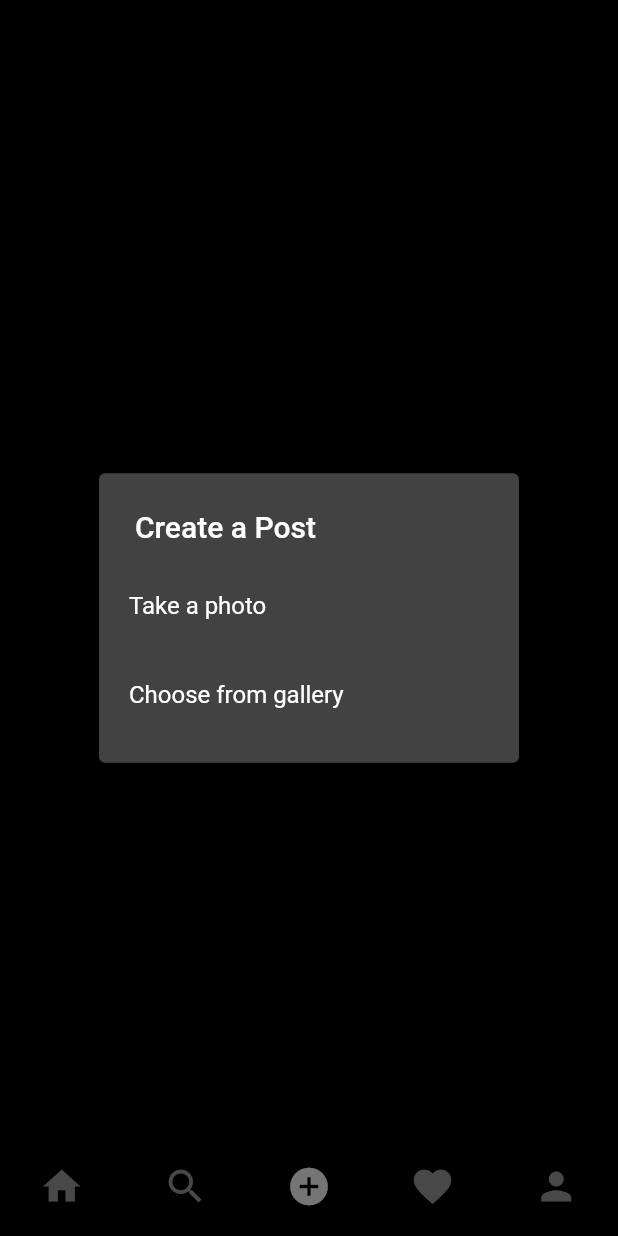
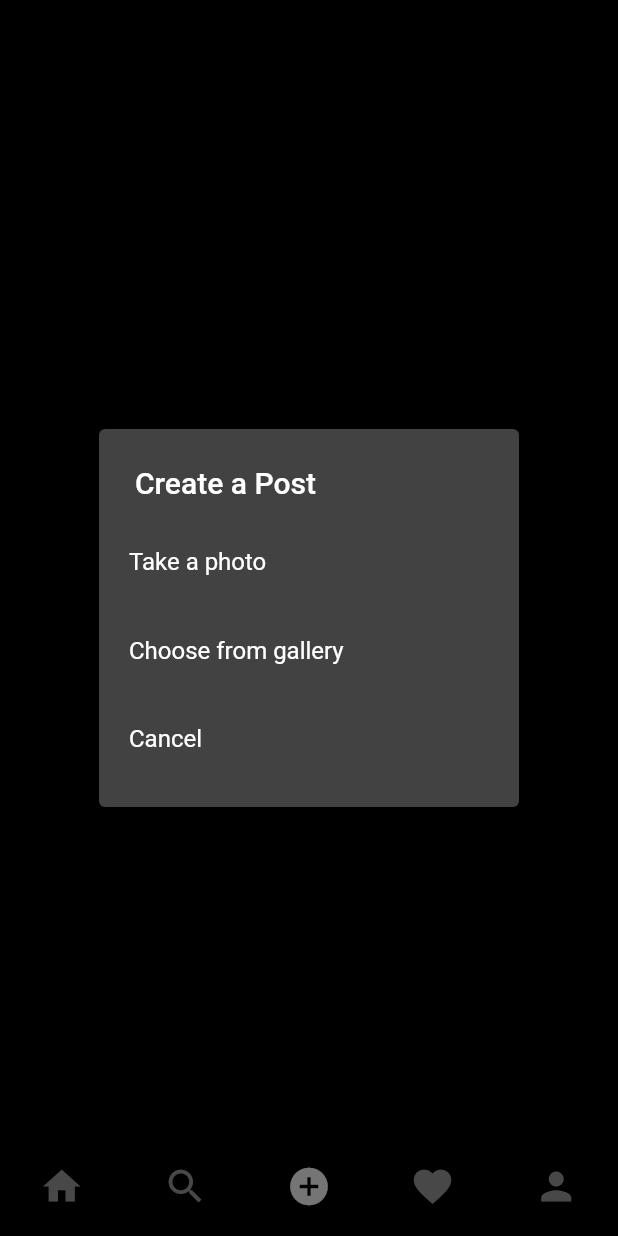
Before and after one commit to sadid369/instagram_flutter, a Flutter app: the screen it shows once a user with an empty profile is signed in, item 3 of the bottom bar chosen, after a tap on the "upload" icon, on a phone screen of 412 x 824 dp. Run offline on Flutter 3.47's test engine with Material 2 defaults, Android fonts, the phone set to English and light mode, and no system bars; our stand-ins replace cloud_firestore, firebase_auth, firebase_core, firebase_storage, flutter_svg, image_picker; accounts and stored records are empty; network calls fail.

Commit message:
@ 16/05/2022 @ 3:42:25

```diff
--- /dev/null
+++ b/lib/models/post.dart
@@ -0,0 +1,47 @@
+import 'package:cloud_firestore/cloud_firestore.dart';
+
+class Post {
+  final String description;
+  final String uid;
+  final String username;
+  final String postId;
+  final datePublished;
+  final String postUrl;
+  final String profileImage;
+  final likes;
+  Post(
+      {required this.description,
+      required this.uid,
+      required this.username,
+      required this.postId,
+      required this.datePublished,
+      required this.postUrl,
+      required this.profileImage,
+      required this.likes});
+
+  Map<String, dynamic> toJson() => {
+        'description': description,
+        'uid': uid,
+        'username': username,
+        'postId': postId,
+        'datePublished': datePublished,
+        'postUrl': postUrl,
+        'profileImage': profileImage,
+        'likes': likes
+      };
+
+  static Post fromSnap(DocumentSnapshot snap) {
+    var snapshot = snap.data() as Map<String, dynamic>;
+
+    return Post(
+      username: snapshot['username'],
+      uid: snapshot['uid'],
+      description: snapshot[''],
+      postId: snapshot['postId'],
+      datePublished: snapshot['datePublished'],
+      profileImage: snapshot['profileImage'],
+      likes: snapshot['likes'],
+      postUrl: snapshot['postUrl'],
+    );
+  }
+}
--- a/lib/resources/storage_methods.dart
+++ b/lib/resources/storage_methods.dart
@@ -3,6 +3,7 @@ import 'dart:typed_data';
 import 'package:firebase_auth/firebase_auth.dart';
 import 'package:flutter/material.dart';
 import 'package:firebase_storage/firebase_storage.dart';
+import 'package:uuid/uuid.dart';
 
 class StorageMethods {
   final FirebaseStorage _storage = FirebaseStorage.instance;
@@ -12,6 +13,10 @@ class StorageMethods {
       String childName, Uint8List file, bool isPost) async {
     Reference ref =
         await _storage.ref().child(childName).child(_auth.currentUser!.uid);
+    if (isPost) {
+      String id = Uuid().v1();
+      ref = ref.child(id);
+    }
     UploadTask uploadTask = ref.putData(file);
     TaskSnapshot snap = await uploadTask;
     String dounloadUrl = await snap.ref.getDownloadURL();
--- a/lib/screens/add_post_screen.dart
+++ b/lib/screens/add_post_screen.dart
@@ -5,6 +5,7 @@ import 'dart:typed_data';
 import 'package:flutter/material.dart';
 import 'package:image_picker/image_picker.dart';
 import 'package:instagram_flutter/providers/user_provider.dart';
+import 'package:instagram_flutter/resources/firestore_method.dart';
 import 'package:instagram_flutter/utils/colors.dart';
 import 'package:instagram_flutter/utils/utils.dart';
 import 'package:instagram_flutter/models/user.dart';
@@ -19,6 +20,27 @@ class AddPostScreen extends StatefulWidget {
 
 class _AddPostScreenState extends State<AddPostScreen> {
   Uint8List? _file;
+  final TextEditingController _descriptionController = TextEditingController();
+  bool _isLoading = false;
+  void postImage(String uid, String username, String profileImage) async {
+    setState(() {
+      _isLoading = true;
+    });
+    try {
+      String res = await FirestoreMethod().uploadPost(
+          _descriptionController.text, _file!, uid, username, profileImage);
+      if (res == "success") {
+        setState(() {
+          _isLoading = false;
+        });
+        showSnackBar("Posted", context);
+      } else {
+        showSnackBar(res, context);
+      }
+    } catch (e) {
+      showSnackBar(e.toString(), context);
+    }
+  }
 
   _selectedImage(BuildContext context) async {
     return showDialog(
@@ -53,10 +75,23 @@ class _AddPostScreenState extends State<AddPostScreen> {
                     _file = file;
                   });
                 },
-              )
+              ),
+              SimpleDialogOption(
+                padding: EdgeInsets.all(20),
+                child: Text("Cancel"),
+                onPressed: () {
+                  Navigator.of(context).pop();
+                },
+              ),
             ],
           );
         });
+  }
+
+  @override
+  void dispose() {
+    super.dispose();
+    _descriptionController.dispose();
   }
 
   @override
@@ -81,7 +116,11 @@ class _AddPostScreenState extends State<AddPostScreen> {
               title: Text("Post to"),
               actions: [
                 TextButton(
-                    onPressed: () {},
+                    onPressed: () => postImage(
+                          user.uid,
+                          user.username,
+                          user.photoUrl,
+                        ),
                     child: Text(
                       "Post",
                       style: TextStyle(
@@ -94,6 +133,12 @@ class _AddPostScreenState extends State<AddPostScreen> {
             ),
             body: Column(
               children: [
+                _isLoading
+                    ? LinearProgressIndicator()
+                    : Padding(
+                        padding: EdgeInsets.only(top: 0),
+                      ),
+                Divider(),
                 Row(
                   mainAxisAlignment: MainAxisAlignment.spaceAround,
                   crossAxisAlignment: CrossAxisAlignment.start,
@@ -104,6 +149,7 @@ class _AddPostScreenState extends State<AddPostScreen> {
                     SizedBox(
                       width: MediaQuery.of(context).size.width * 0.45,
                       child: TextField(
+                        controller: _descriptionController,
                         decoration: InputDecoration(
                           hintText: "Create a Post",
                           border: InputBorder.none,
@@ -119,9 +165,7 @@ class _AddPostScreenState extends State<AddPostScreen> {
                         child: Container(
                             decoration: BoxDecoration(
                           image: DecorationImage(
-                            image: NetworkImage(
-                              "https://images.unsplash.com/photo-1652368760346-a4e16ca581bf?ixlib=rb-1.2.1&ixid=MnwxMjA3fDB8MHxwaG90by1wYWdlfHx8fGVufDB8fHx8&auto=format&fit=crop&w=388&q=80",
-                            ),
+                            image: MemoryImage(_file!),
                             fit: BoxFit.fill,
                             alignment: FractionalOffset.topCenter,
                           ),
--- a/pubspec.yaml
+++ b/pubspec.yaml
@@ -37,6 +37,7 @@ dependencies:
   flutter_svg: ^1.0.3
   image_picker: ^0.8.4+4
   provider: ^6.0.1
+  uuid: ^3.0.5
 
 dev_dependencies:
   flutter_lints: ^1.0.0
```
Also changed, not shown: lib/resources/firestore_method.dart (added, +42 -0 lines), pubspec.lock.
